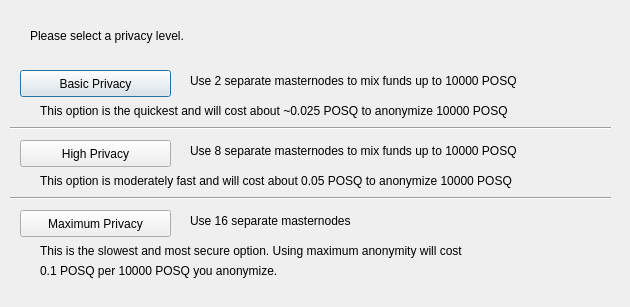
Qt form src/qt/forms/obfuscationconfig.ui (poseidondev/posq) before a commit.
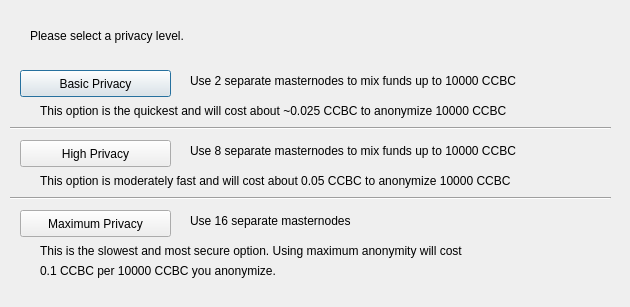
The same form after that commit.

Diff of the .ui file:
```diff
--- a/src/qt/forms/obfuscationconfig.ui
+++ b/src/qt/forms/obfuscationconfig.ui
@@ -75,7 +75,7 @@
     </rect>
    </property>
    <property name="text">
-    <string>Use 2 separate masternodes to mix funds up to 10000 POSQ</string>
+    <string>Use 2 separate masternodes to mix funds up to 10000 CCBC</string>
    </property>
   </widget>
   <widget class="QLabel" name="label_3">
@@ -88,7 +88,7 @@
     </rect>
    </property>
    <property name="text">
-    <string>Use 8 separate masternodes to mix funds up to 10000 POSQ</string>
+    <string>Use 8 separate masternodes to mix funds up to 10000 CCBC</string>
    </property>
   </widget>
   <widget class="QLabel" name="label_4">
@@ -114,7 +114,7 @@
     </rect>
    </property>
    <property name="text">
-    <string>This option is the quickest and will cost about ~0.025 POSQ to anonymize 10000 POSQ</string>
+    <string>This option is the quickest and will cost about ~0.025 CCBC to anonymize 10000 CCBC</string>
    </property>
   </widget>
   <widget class="QLabel" name="label_7">
@@ -127,7 +127,7 @@
     </rect>
    </property>
    <property name="text">
-    <string>This option is moderately fast and will cost about 0.05 POSQ to anonymize 10000 POSQ</string>
+    <string>This option is moderately fast and will cost about 0.05 CCBC to anonymize 10000 CCBC</string>
    </property>
   </widget>
   <widget class="QLabel" name="label_8">
@@ -153,7 +153,7 @@
     </rect>
    </property>
    <property name="text">
-    <string>0.1 POSQ per 10000 POSQ you anonymize.</string>
+    <string>0.1 CCBC per 10000 CCBC you anonymize.</string>
    </property>
   </widget>
   <widget class="Line" name="line">
```
